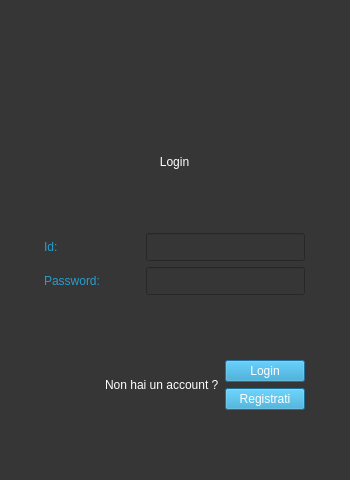
Old version of the form Viste/Accesso/GUI/login.ui in the repository GiulianiM/Noleggio.
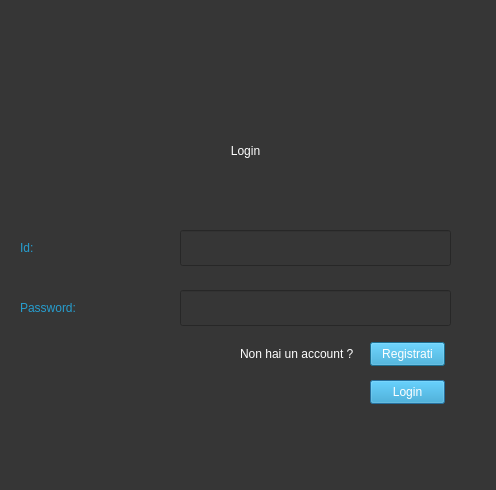
New version of the form. Icons and pictures are not drawn.

Patch:
```diff
--- a/Viste/Accesso/GUI/login.ui
+++ b/Viste/Accesso/GUI/login.ui
@@ -9,8 +9,8 @@
    <rect>
     <x>0</x>
     <y>0</y>
-    <width>350</width>
-    <height>480</height>
+    <width>496</width>
+    <height>490</height>
    </rect>
   </property>
   <property name="windowTitle">
@@ -24,16 +24,35 @@
   <property name="styleSheet">
    <string notr="true">background-color: rgb(54, 54, 54);</string>
   </property>
-  <property name="sizeGripEnabled">
-   <bool>false</bool>
-  </property>
-  <layout class="QGridLayout" name="gridLayout">
-   <item row="5" column="1">
-    <layout class="QHBoxLayout" name="layout_3">
-     <item>
-      <layout class="QVBoxLayout" name="verticalLayout_5">
-       <item>
+  <widget class="QLabel" name="label">
+   <property name="geometry">
+    <rect>
+     <x>170</x>
+     <y>110</y>
+     <width>151</width>
+     <height>81</height>
+    </rect>
+   </property>
+   <property name="styleSheet">
+    <string notr="true">color: rgb(255, 255, 255);
+font: 28pt &quot;Segoe UI&quot;;</string>
+   </property>
+   <property name="text">
+    <string>Login</string>
+   </property>
+   <property name="alignment">
+    <set>Qt::AlignCenter</set>
+   </property>
+  </widget>
         <widget class="QLabel" name="label_2">
+   <property name="geometry">
+    <rect>
+     <x>20</x>
+     <y>230</y>
+     <width>101</width>
+     <height>36</height>
+    </rect>
+   </property>
          <property name="styleSheet">
           <string notr="true">color: rgb(38, 157, 206);
 font: 20pt &quot;Segoe UI&quot;;</string>
@@ -42,9 +61,15 @@
           <string>Id:</string>
          </property>
         </widget>
-       </item>
-       <item>
         <widget class="QLabel" name="label_3">
+   <property name="geometry">
+    <rect>
+     <x>20</x>
+     <y>290</y>
+     <width>141</width>
+     <height>36</height>
+    </rect>
+   </property>
          <property name="styleSheet">
           <string notr="true">color: rgb(38, 157, 206);
 font: 20pt &quot;Segoe UI&quot;;</string>
@@ -53,145 +78,15 @@
           <string>Password:</string>
          </property>
         </widget>
-       </item>
-      </layout>
-     </item>
-     <item>
-      <spacer name="horizontalSpacer_5">
-       <property name="orientation">
-        <enum>Qt::Horizontal</enum>
-       </property>
-       <property name="sizeType">
-        <enum>QSizePolicy::Fixed</enum>
-       </property>
-       <property name="sizeHint" stdset="0">
-        <size>
-         <width>40</width>
-         <height>20</height>
-        </size>
-       </property>
-      </spacer>
-     </item>
-     <item>
-      <layout class="QVBoxLayout" name="verticalLayout_6">
-       <item>
-        <widget class="QLineEdit" name="id">
-         <property name="sizePolicy">
-          <sizepolicy hsizetype="Minimum" vsizetype="Minimum">
-           <horstretch>0</horstretch>
-           <verstretch>0</verstretch>
-          </sizepolicy>
-         </property>
-         <property name="font">
-          <font>
-           <pointsize>13</pointsize>
-          </font>
-         </property>
-         <property name="styleSheet">
-          <string notr="true">font-size:20; color:rgb(243, 243, 243)</string>
-         </property>
-         <property name="text">
-          <string/>
-         </property>
-        </widget>
-       </item>
-       <item>
-        <widget class="QLineEdit" name="password">
-         <property name="sizePolicy">
-          <sizepolicy hsizetype="Minimum" vsizetype="Minimum">
-           <horstretch>0</horstretch>
-           <verstretch>0</verstretch>
-          </sizepolicy>
-         </property>
-         <property name="font">
-          <font>
-           <pointsize>13</pointsize>
-          </font>
-         </property>
-         <property name="styleSheet">
-          <string notr="true">font-size:20; color:rgb(243, 243, 243)</string>
-         </property>
-         <property name="text">
-          <string/>
-         </property>
-         <property name="echoMode">
-          <enum>QLineEdit::Password</enum>
-         </property>
-        </widget>
-       </item>
-      </layout>
-     </item>
-    </layout>
-   </item>
-   <item row="6" column="1">
-    <spacer name="verticalSpacer_3">
-     <property name="orientation">
-      <enum>Qt::Vertical</enum>
-     </property>
-     <property name="sizeHint" stdset="0">
-      <size>
-       <width>20</width>
-       <height>40</height>
-      </size>
-     </property>
-    </spacer>
-   </item>
-   <item row="2" column="2">
-    <spacer name="horizontalSpacer_3">
-     <property name="orientation">
-      <enum>Qt::Horizontal</enum>
-     </property>
-     <property name="sizeHint" stdset="0">
-      <size>
-       <width>40</width>
-       <height>20</height>
-      </size>
-     </property>
-    </spacer>
-   </item>
-   <item row="8" column="1">
-    <spacer name="verticalSpacer_4">
-     <property name="orientation">
-      <enum>Qt::Vertical</enum>
-     </property>
-     <property name="sizeHint" stdset="0">
-      <size>
-       <width>20</width>
-       <height>40</height>
-      </size>
-     </property>
-    </spacer>
-   </item>
-   <item row="2" column="1">
-    <spacer name="verticalSpacer_2">
-     <property name="orientation">
-      <enum>Qt::Vertical</enum>
-     </property>
-     <property name="sizeHint" stdset="0">
-      <size>
-       <width>20</width>
-       <height>40</height>
-      </size>
-     </property>
-    </spacer>
-   </item>
-   <item row="1" column="1">
-    <layout class="QHBoxLayout" name="layout_1">
-     <item>
-      <spacer name="horizontalSpacer_2">
-       <property name="orientation">
-        <enum>Qt::Horizontal</enum>
-       </property>
-       <property name="sizeHint" stdset="0">
-        <size>
-         <width>40</width>
-         <height>20</height>
-        </size>
-       </property>
-      </spacer>
-     </item>
-     <item>
       <widget class="QLabel" name="label_4">
+   <property name="geometry">
+    <rect>
+     <x>210</x>
+     <y>20</y>
+     <width>81</width>
+     <height>81</height>
+    </rect>
+   </property>
        <property name="text">
         <string/>
        </property>
@@ -202,83 +97,50 @@
         <bool>true</bool>
        </property>
       </widget>
-     </item>
-     <item>
-      <spacer name="horizontalSpacer">
-       <property name="orientation">
-        <enum>Qt::Horizontal</enum>
-       </property>
-       <property name="sizeHint" stdset="0">
-        <size>
-         <width>40</width>
-         <height>20</height>
-        </size>
-       </property>
-      </spacer>
-     </item>
-    </layout>
-   </item>
-   <item row="3" column="1">
-    <layout class="QVBoxLayout" name="layout_2">
-     <item>
-      <widget class="QLabel" name="label">
+  <widget class="QLineEdit" name="id">
+   <property name="geometry">
+    <rect>
+     <x>180</x>
+     <y>230</y>
+     <width>271</width>
+     <height>36</height>
+    </rect>
+   </property>
        <property name="styleSheet">
-        <string notr="true">color: rgb(255, 255, 255);
-font: 28pt &quot;Segoe UI&quot;;</string>
+    <string notr="true">font-size:20; color:rgb(243, 243, 243)</string>
        </property>
        <property name="text">
-        <string>Login</string>
-       </property>
-       <property name="alignment">
-        <set>Qt::AlignCenter</set>
-       </property>
-      </widget>
-     </item>
-    </layout>
-   </item>
-   <item row="4" column="1">
-    <spacer name="verticalSpacer">
-     <property name="orientation">
-      <enum>Qt::Vertical</enum>
-     </property>
-     <property name="sizeHint" stdset="0">
-      <size>
-       <width>20</width>
-       <height>40</height>
-      </size>
-     </property>
-    </spacer>
-   </item>
-   <item row="7" column="1">
-    <layout class="QHBoxLayout" name="layout_4">
-     <item>
-      <spacer name="horizontalSpacer_6">
-       <property name="orientation">
-        <enum>Qt::Horizontal</enum>
-       </property>
-       <property name="sizeHint" stdset="0">
-        <size>
-         <width>40</width>
-         <height>20</height>
-        </size>
-       </property>
-      </spacer>
-     </item>
-     <item>
-      <widget class="QLabel" name="label_5">
+    <string/>
+   </property>
+  </widget>
+  <widget class="QLineEdit" name="password">
+   <property name="geometry">
+    <rect>
+     <x>180</x>
+     <y>290</y>
+     <width>271</width>
+     <height>36</height>
+    </rect>
+   </property>
        <property name="styleSheet">
-        <string notr="true">font-size:14; color:white
-</string>
+    <string notr="true">font-size:20; color:rgb(243, 243, 243)</string>
        </property>
        <property name="text">
-        <string>Non hai un account ?</string>
-       </property>
-      </widget>
-     </item>
-     <item>
-      <layout class="QVBoxLayout" name="verticalLayout_4">
-       <item>
+    <string/>
+   </property>
+   <property name="echoMode">
+    <enum>QLineEdit::Password</enum>
+   </property>
+  </widget>
         <widget class="QPushButton" name="loginbutton">
+   <property name="geometry">
+    <rect>
+     <x>370</x>
+     <y>380</y>
+     <width>75</width>
+     <height>24</height>
+    </rect>
+   </property>
          <property name="styleSheet">
           <string notr="true">color:white;font-size:14; background-color:rgb(38, 157, 206)</string>
          </property>
@@ -286,9 +148,15 @@
           <string>Login</string>
          </property>
         </widget>
-       </item>
-       <item>
         <widget class="QPushButton" name="createaccbutton">
+   <property name="geometry">
+    <rect>
+     <x>370</x>
+     <y>342</y>
+     <width>75</width>
+     <height>24</height>
+    </rect>
+   </property>
          <property name="styleSheet">
           <string notr="true">font-size:14; color:white;background-color:rgb(38, 157, 206)
 </string>
@@ -297,38 +165,23 @@
           <string>Registrati</string>
          </property>
         </widget>
-       </item>
-      </layout>
-     </item>
-    </layout>
-   </item>
-   <item row="2" column="0">
-    <spacer name="horizontalSpacer_4">
-     <property name="orientation">
-      <enum>Qt::Horizontal</enum>
-     </property>
-     <property name="sizeHint" stdset="0">
-      <size>
-       <width>40</width>
+  <widget class="QLabel" name="label_5">
+   <property name="geometry">
+    <rect>
+     <x>240</x>
+     <y>344</y>
+     <width>121</width>
        <height>20</height>
-      </size>
-     </property>
-    </spacer>
-   </item>
-   <item row="0" column="1">
-    <spacer name="verticalSpacer_5">
-     <property name="orientation">
-      <enum>Qt::Vertical</enum>
-     </property>
-     <property name="sizeHint" stdset="0">
-      <size>
-       <width>20</width>
-       <height>40</height>
-      </size>
-     </property>
-    </spacer>
-   </item>
-  </layout>
+    </rect>
+   </property>
+   <property name="styleSheet">
+    <string notr="true">font-size:14; color:white
+</string>
+   </property>
+   <property name="text">
+    <string>Non hai un account ?</string>
+   </property>
+  </widget>
  </widget>
  <resources/>
  <connections/>
```
Lines whose indentation alone changed are shown as unchanged.
